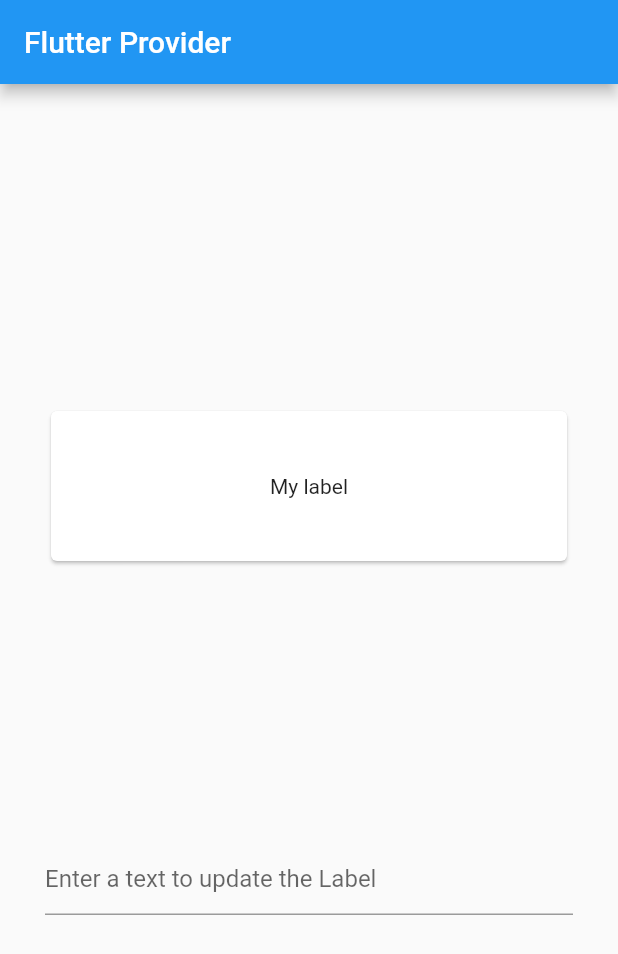
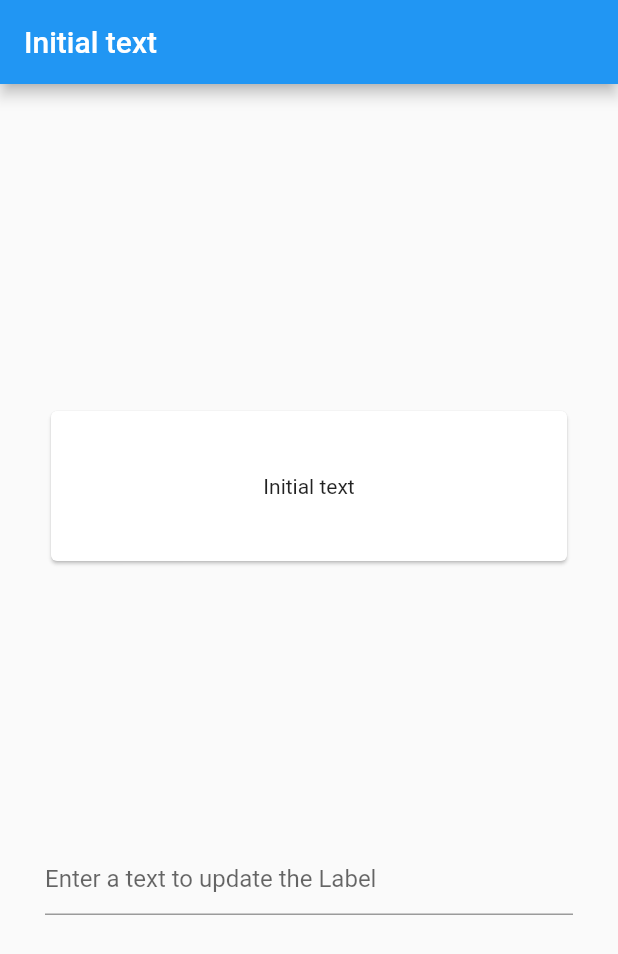
Before and after one commit to tmKamal/flutter-provider-example, a Flutter app: the screen it shows after launch, on a phone screen of 412 x 824 dp. Shown: the top 954 px of the screen. Run offline on Flutter 3.47's test engine with Material 2 defaults, Android fonts, the phone set to English and light mode, and no system bars.

Commit message:
add provider

```diff
--- a/lib/main.dart
+++ b/lib/main.dart
@@ -1,4 +1,5 @@
 import 'package:flutter/material.dart';
+import 'package:provider/provider.dart';
 
 void main() {
   runApp(MyApp());
@@ -8,16 +9,19 @@ class MyApp extends StatelessWidget {
   // This widget is the root of your application.
   @override
   Widget build(BuildContext context) {
-    return MaterialApp(
+    return ChangeNotifierProvider<DataModel>(
+      create: (context) => DataModel(),
+      child: MaterialApp(
         title: 'Flutter Demo',
         theme: ThemeData(
           primarySwatch: Colors.blue,
         ),
         home: Scaffold(
           appBar: AppBar(
-          title: Text('Flutter Provider'),
+            title: AppTitle(),
           ),
           body: MainUi(),
+        ),
       ),
     );
   }
@@ -33,6 +37,10 @@ class MainUi extends StatelessWidget {
         children: [
           MyLabel(),
           TextField(
+            onChanged: (event) {
+              Provider.of<DataModel>(context, listen: false)
+                  .txtChangeListener(event);
+            },
             decoration:
                 InputDecoration(hintText: 'Enter a text to update the Label'),
           ),
@@ -48,8 +56,28 @@ class MyLabel extends StatelessWidget {
     return Card(
       child: Container(
         height: 100,
-        child: Center(child: Text('My label')),
+        child: Center(child: Text(Provider.of<DataModel>(context).txtData)),
       ),
     );
   }
 }
+
+// app title widget
+class AppTitle extends StatelessWidget {
+  @override
+  Widget build(BuildContext context) {
+    return Text(Provider.of<DataModel>(context).txtData);
+  }
+}
+
+// change notifier class
+class DataModel extends ChangeNotifier {
+  String txtData = 'Initial text';
+
+  void txtChangeListener(String newTxt) {
+    print('somebody hit me');
+    txtData = newTxt;
+    print('you : $newTxt');
+    notifyListeners();
+  }
+}
```
Lines whose indentation alone changed are shown as unchanged.
